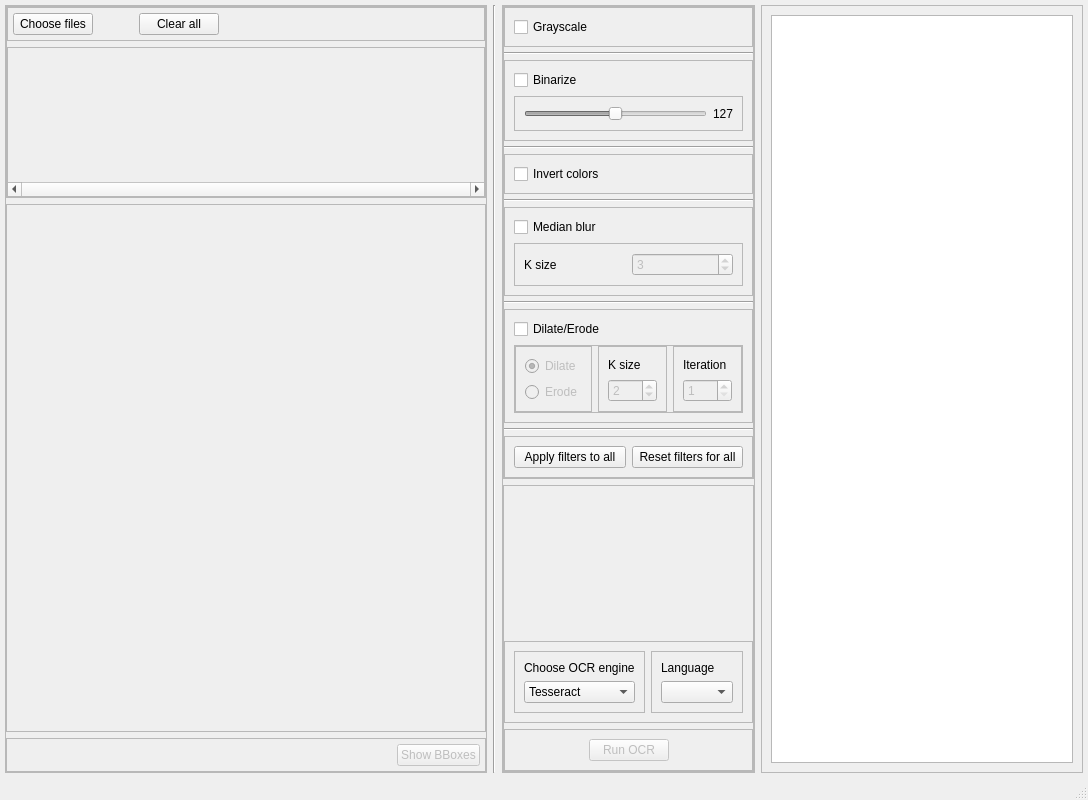
Old version of the form src/ui/generated/mainwindow.ui in the repository irakliskhirtladze/OCR_viewer.
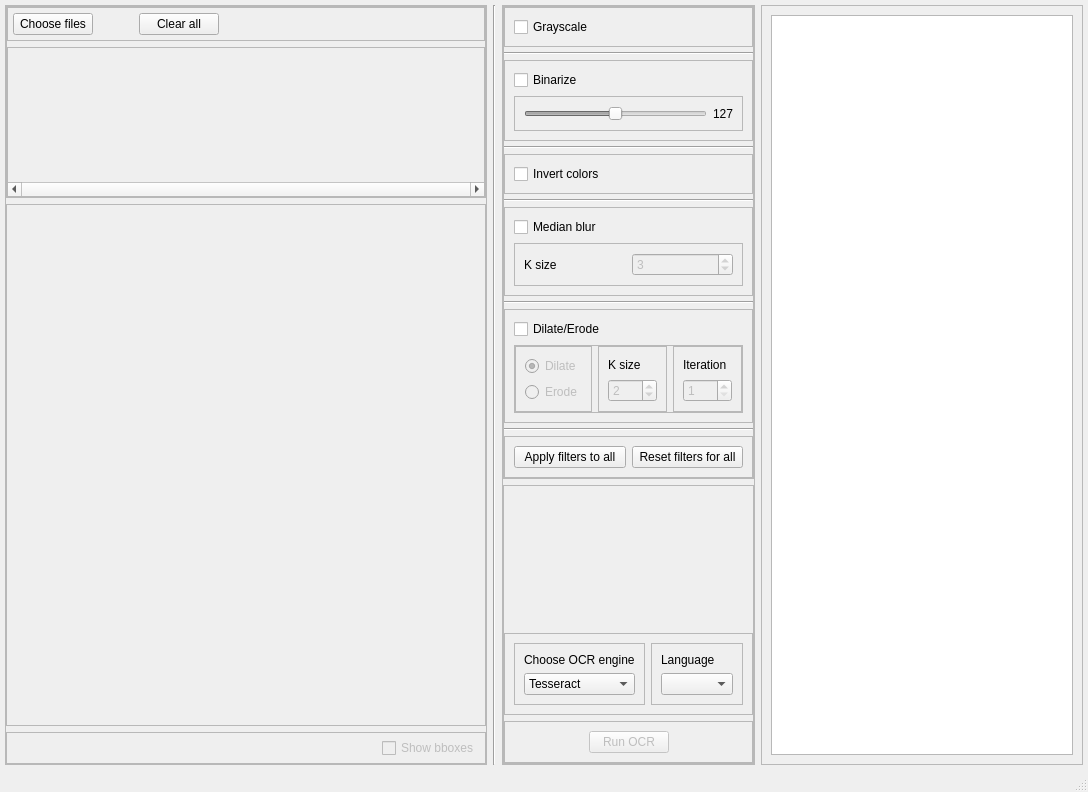
New version of the form. Custom widgets are drawn as their Qt base class.

The edit to the form file:
```diff
--- a/src/ui/generated/mainwindow.ui
+++ b/src/ui/generated/mainwindow.ui
@@ -7,7 +7,7 @@
     <x>0</x>
     <y>0</y>
     <width>1088</width>
-    <height>800</height>
+    <height>792</height>
    </rect>
   </property>
   <property name="windowTitle">
@@ -231,7 +231,7 @@
            </spacer>
           </item>
           <item>
-           <widget class="QPushButton" name="show_bboxes_btn">
+           <widget class="QCheckBox" name="bboxes_chbox">
             <property name="enabled">
              <bool>false</bool>
             </property>
@@ -239,7 +239,7 @@
              <cursorShape>PointingHandCursor</cursorShape>
             </property>
             <property name="text">
-             <string>Show BBoxes</string>
+             <string>Show bboxes</string>
             </property>
            </widget>
           </item>
```
Left out of the diff: 7 changed lines with no effect on the pictures.
